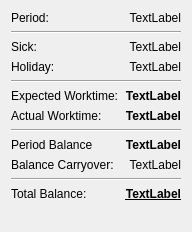
Old version of the form src/views/planview.ui in the repository pasbi/TiRe.
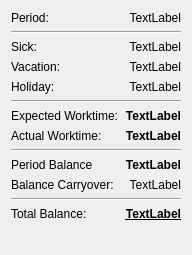
New version of the form.

Commit message: consider sick, holiday and vacation in PlanView

```diff
--- a/src/views/planview.ui
+++ b/src/views/planview.ui
@@ -7,7 +7,7 @@
     <x>0</x>
     <y>0</y>
     <width>186</width>
-    <height>232</height>
+    <height>255</height>
    </rect>
   </property>
   <property name="windowTitle">
@@ -61,14 +61,14 @@
      </property>
     </widget>
    </item>
-   <item row="3" column="0">
+   <item row="4" column="0">
     <widget class="QLabel" name="label_4">
      <property name="text">
       <string>Holiday:</string>
      </property>
     </widget>
    </item>
-   <item row="3" column="1">
+   <item row="4" column="1">
     <widget class="QLabel" name="lb_holiday">
      <property name="toolTip">
       <string>The time spent on holiday (vacation and bank holidays).</string>
@@ -81,21 +81,21 @@
      </property>
     </widget>
    </item>
-   <item row="4" column="0" colspan="2">
+   <item row="5" column="0" colspan="2">
     <widget class="Line" name="line_2">
      <property name="orientation">
       <enum>Qt::Orientation::Horizontal</enum>
      </property>
     </widget>
    </item>
-   <item row="5" column="0">
+   <item row="6" column="0">
     <widget class="QLabel" name="label_5">
      <property name="text">
       <string>Expected Worktime:</string>
      </property>
     </widget>
    </item>
-   <item row="5" column="1">
+   <item row="6" column="1">
     <widget class="QLabel" name="lb_expected_worktime">
      <property name="font">
       <font>
@@ -113,14 +113,14 @@
      </property>
     </widget>
    </item>
-   <item row="6" column="0">
+   <item row="7" column="0">
     <widget class="QLabel" name="label_6">
      <property name="text">
       <string>Actual Worktime:</string>
      </property>
     </widget>
    </item>
-   <item row="6" column="1">
+   <item row="7" column="1">
     <widget class="QLabel" name="lb_actual_worktime">
      <property name="font">
       <font>
@@ -138,21 +138,21 @@
      </property>
     </widget>
    </item>
-   <item row="7" column="0" colspan="2">
+   <item row="8" column="0" colspan="2">
     <widget class="Line" name="line_3">
      <property name="orientation">
       <enum>Qt::Orientation::Horizontal</enum>
      </property>
     </widget>
    </item>
-   <item row="8" column="0">
+   <item row="9" column="0">
     <widget class="QLabel" name="label_7">
      <property name="text">
       <string>Period Balance</string>
      </property>
     </widget>
    </item>
-   <item row="8" column="1">
+   <item row="9" column="1">
     <widget class="QLabel" name="lb_period_balance">
      <property name="font">
       <font>
@@ -170,14 +170,14 @@
      </property>
     </widget>
    </item>
-   <item row="9" column="0">
+   <item row="10" column="0">
     <widget class="QLabel" name="label_8">
      <property name="text">
       <string>Balance Carryover:</string>
      </property>
     </widget>
    </item>
-   <item row="9" column="1">
+   <item row="10" column="1">
     <widget class="QLabel" name="lb_balance_carryover">
      <property name="toolTip">
       <string>The balance from before this period.</string>
@@ -190,21 +190,21 @@
      </property>
     </widget>
    </item>
-   <item row="10" column="0" colspan="2">
+   <item row="11" column="0" colspan="2">
     <widget class="Line" name="line_4">
      <property name="orientation">
       <enum>Qt::Orientation::Horizontal</enum>
      </property>
     </widget>
    </item>
-   <item row="11" column="0">
+   <item row="12" column="0">
     <widget class="QLabel" name="label_9">
      <property name="text">
       <string>Total Balance:</string>
      </property>
     </widget>
    </item>
-   <item row="11" column="1">
+   <item row="12" column="1">
     <widget class="QLabel" name="lb_total_balance">
      <property name="font">
       <font>
@@ -224,6 +224,26 @@
      </property>
     </widget>
    </item>
+   <item row="3" column="0">
+    <widget class="QLabel" name="label_10">
+     <property name="text">
+      <string>Vacation:</string>
+     </property>
+    </widget>
+   </item>
+   <item row="3" column="1">
+    <widget class="QLabel" name="lb_vacation">
+     <property name="toolTip">
+      <string>The time spend being sick.</string>
+     </property>
+     <property name="text">
+      <string>TextLabel</string>
+     </property>
+     <property name="alignment">
+      <set>Qt::AlignmentFlag::AlignRight|Qt::AlignmentFlag::AlignTrailing|Qt::AlignmentFlag::AlignVCenter</set>
+     </property>
+    </widget>
+   </item>
   </layout>
  </widget>
  <resources/>
```
Left out of the diff: 2 changed lines with no effect on the pictures. The commit also changes 7 other files.
